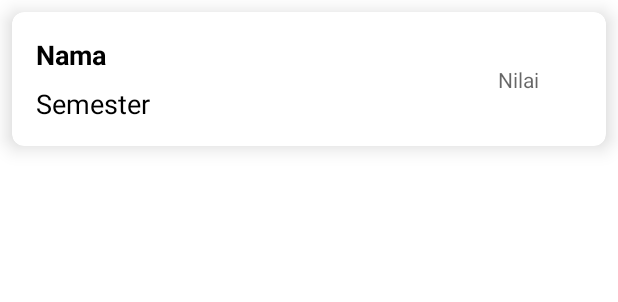
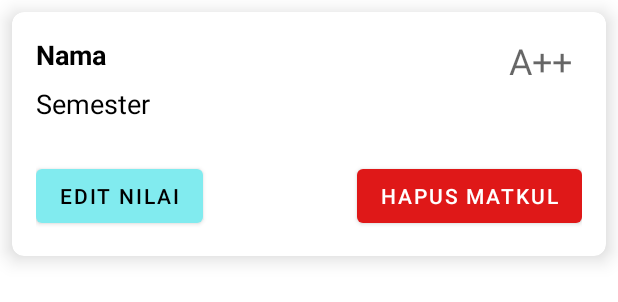
Before and after one commit to Tomjerry12345/KhsMahasiswa, an Android app: the layout item_nilai_matkul.xml on its own in the app's theme, with its tools: preview values and no code run, on a phone screen of 412 x 824 dp. Shown: the top 302 px of the screen. Run offline under Robolectric (Android 15) with nearby library versions, the phone set to English and light mode, and no system bars.

Commit message:
06/03/2022

```diff
--- a/app/src/main/java/com/khsmahasiswa/ui/adapter/UserAdapter.kt
+++ b/app/src/main/java/com/khsmahasiswa/ui/adapter/UserAdapter.kt
@@ -14,7 +14,7 @@ import com.khsmahasiswa.utils.local.SavedData
 import com.khsmahasiswa.utils.other.Constant
 import com.khsmahasiswa.utils.system.moveNavigationTo
 
-class UserAdapter(private val list: List<ModelUser>, val viewModel: Any, val key: String) : RecyclerView.Adapter<UserHolder>() {
+class UserAdapter(private val list: List<ModelUser>, val viewModel: Any, private val key: String) : RecyclerView.Adapter<UserHolder>() {
 
     override fun onCreateViewHolder(viewGroup: ViewGroup, p1: Int): UserHolder {
         return UserHolder(
--- a/app/src/main/res/layout/item_nilai_matkul.xml
+++ b/app/src/main/res/layout/item_nilai_matkul.xml
@@ -35,39 +35,39 @@
             android:text="Semester"
             android:textColor="@color/black"
             android:textSize="18sp"
-            app:layout_constraintBottom_toBottomOf="parent"
             app:layout_constraintEnd_toStartOf="@+id/mtvNilai"
             app:layout_constraintStart_toStartOf="parent"
             app:layout_constraintTop_toBottomOf="@+id/mtvNamaMatkul" />
-
-        <!--        <com.google.android.material.textfield.TextInputLayout-->
-        <!--            android:id="@+id/mtvNilai"-->
-        <!--            style="@style/Widget.MaterialComponents.TextInputLayout.OutlinedBox.ExposedDropdownMenu"-->
-        <!--            android:layout_width="120dp"-->
-        <!--            android:layout_height="wrap_content"-->
-        <!--            android:hint="Nilai"-->
-        <!--            app:layout_constraintBottom_toBottomOf="parent"-->
-        <!--            app:layout_constraintEnd_toEndOf="parent"-->
-        <!--            app:layout_constraintTop_toTopOf="parent">-->
-
-        <!--            <AutoCompleteTextView-->
-        <!--                android:layout_width="match_parent"-->
-        <!--                android:layout_height="wrap_content"-->
-        <!--                android:inputType="none"-->
-        <!--                android:padding="8dp"-->
-        <!--                tools:ignore="LabelFor" />-->
-
-        <!--        </com.google.android.material.textfield.TextInputLayout>-->
 
         <com.google.android.material.textview.MaterialTextView
             android:id="@+id/mtvNilai"
             style="@style/Widget.MaterialComponents.TextInputLayout.OutlinedBox.ExposedDropdownMenu"
             android:layout_width="wrap_content"
             android:layout_height="wrap_content"
-            android:hint="Nilai"
-            app:layout_constraintBottom_toBottomOf="parent"
+            android:gravity="center"
+            android:hint="A++"
+            android:textSize="24sp"
             app:layout_constraintEnd_toEndOf="parent"
             app:layout_constraintTop_toTopOf="parent" />
+
+        <com.google.android.material.button.MaterialButton
+            android:layout_width="wrap_content"
+            android:layout_height="wrap_content"
+            android:text="Edit Nilai"
+            app:layout_constraintBottom_toBottomOf="@+id/mbHapus"
+            app:layout_constraintStart_toStartOf="parent"
+            app:layout_constraintTop_toTopOf="@+id/mbHapus" />
+
+        <com.google.android.material.button.MaterialButton
+            android:id="@+id/mbHapus"
+            android:layout_width="wrap_content"
+            android:layout_height="wrap_content"
+            android:layout_marginTop="50dp"
+            android:text="Hapus Matkul"
+            app:backgroundTint="@color/red"
+            android:textColor="@color/white"
+            app:layout_constraintEnd_toEndOf="parent"
+            app:layout_constraintTop_toBottomOf="@+id/mtvNilai" />
 
     </androidx.constraintlayout.widget.ConstraintLayout>
 
--- a/app/src/main/res/navigation/admin_nav.xml
+++ b/app/src/main/res/navigation/admin_nav.xml
@@ -47,6 +47,11 @@
         <action
             android:id="@+id/action_detailMatkulFragment_to_tambahMatkulFragment"
             app:destination="@id/tambahMatkulFragment" />
+        <action
+            android:id="@+id/action_detailMatkulFragment_self"
+            app:destination="@id/detailMatkulFragment"
+            app:popUpTo="@id/detailMatkulFragment"
+            app:popUpToInclusive="true" />
     </fragment>
     <fragment
         android:id="@+id/tambahMatkulFragment"
```
Also changed, not shown: app/src/main/java/com/khsmahasiswa/database/firebase/FirebaseDatabase.kt (+15 -0 lines), app/src/main/java/com/khsmahasiswa/ui/adapter/NilaiMatkulAdapter.kt (+16 -8 lines), app/src/main/java/com/khsmahasiswa/ui/main/admin/detailMatkul/DetailMatkulFragment.kt (+23 -5 lines), app/src/main/java/com/khsmahasiswa/ui/main/admin/detailMatkul/DetailMatkulViewModel.kt (+41 -4 lines).
